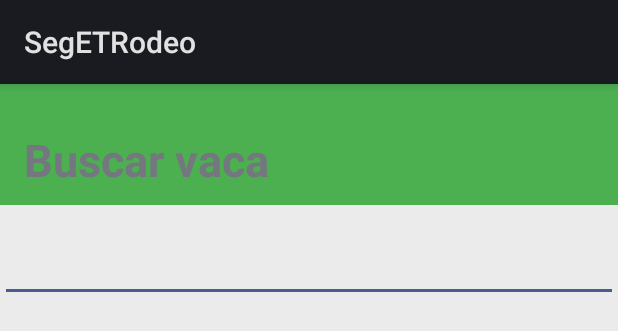
After one commit to ppalmero/segetrodeo, an Android app: the layout fragment_buscar.xml on its own in the app's theme, with its tools: preview values and no code run, on a phone screen of 412 x 824 dp. The commit adds this screen. Shown: the top 331 px of the screen. Run offline under Robolectric (Android 15) with nearby library versions, the phone set to English and light mode, and no system bars.

Commit message:
3-1 buscar vaca

```diff
--- a/app/build.gradle
+++ b/app/build.gradle
@@ -7,8 +7,8 @@ android {
         applicationId "info.androidhive.bottomsheet"
         minSdkVersion 21
         targetSdkVersion 31
-        versionCode 8
-        versionName "2.3"
+        versionCode 9
+        versionName "2.4"
         testInstrumentationRunner "android.support.test.runner.AndroidJUnitRunner"
     }
     buildTypes {
--- /dev/null
+++ b/app/src/main/res/layout/fragment_buscar.xml
@@ -0,0 +1,44 @@
+<?xml version="1.0" encoding="utf-8"?>
+<FrameLayout xmlns:android="http://schemas.android.com/apk/res/android"
+    xmlns:app="http://schemas.android.com/apk/res-auto"
+    xmlns:tools="http://schemas.android.com/tools"
+    android:layout_width="match_parent"
+    android:layout_height="match_parent"
+    tools:context=".views.BuscarFragment">
+
+    <!-- TODO: Update blank fragment layout -->
+    <LinearLayout
+        android:layout_width="match_parent"
+        android:layout_height="match_parent"
+        android:background="#ECEBEB"
+        android:orientation="vertical">
+
+        <TextView
+            android:layout_width="match_parent"
+            android:layout_height="wrap_content"
+            android:background="#4CAF50"
+            android:paddingLeft="@dimen/fab_margin"
+            android:paddingTop="30dp"
+            android:paddingBottom="10dp"
+            android:text="Buscar vaca"
+            android:textSize="30sp"
+            android:textStyle="bold" />
+
+        <LinearLayout
+            android:layout_width="match_parent"
+            android:layout_height="match_parent"
+            android:orientation="horizontal">
+
+            <AutoCompleteTextView
+                android:id="@+id/actvNombres"
+                android:layout_width="wrap_content"
+                android:layout_height="wrap_content"
+                android:layout_weight="10"
+                android:padding="@dimen/fab_margin"
+                android:textSize="24sp" />
+
+        </LinearLayout>
+
+    </LinearLayout>
+
+</FrameLayout>
```
Also changed, not shown: app/src/main/java/info/androidhive/bottomsheet/MainActivity.java (+20 -17 lines), app/src/main/java/info/androidhive/bottomsheet/views/BuscarFragment.java (added, +124 -0 lines), app/src/main/java/info/androidhive/bottomsheet/views/Teselado.java (+23 -7 lines).
